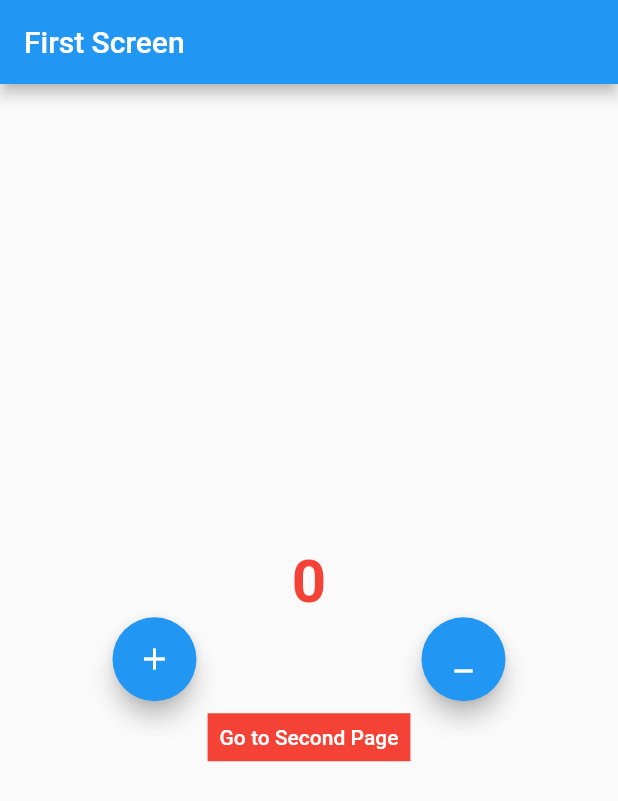
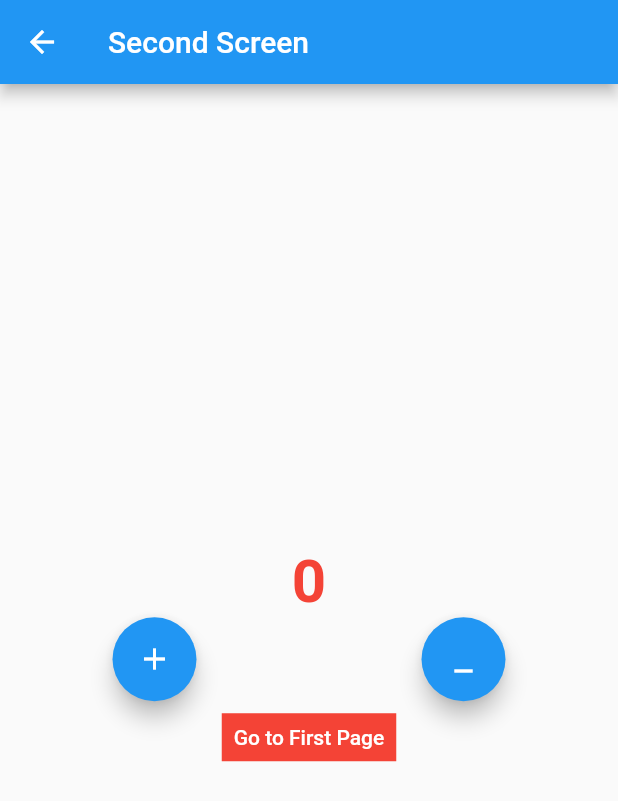
Before and after one commit to hadiuzzaman524/Flutter-BLOC-, a Flutter app: the screen it shows after launch, after a tap on the "add" icon, after a tap on the "minimize" icon, after a tap on "Go to Second Page", on a phone screen of 412 x 824 dp. Shown: the top 801 px of the screen. Run offline on Flutter 3.47's test engine with Material 2 defaults, Android fonts, the phone set to English and light mode, and no system bars; our stand-ins replace bloc, flutter_bloc.

Commit message:
learn about BlocProvider.value

```diff
--- a/bloc_with_multi_screen/lib/presentation/screens/first_screen.dart
+++ b/bloc_with_multi_screen/lib/presentation/screens/first_screen.dart
@@ -1,4 +1,5 @@
 import 'package:bloc_with_multi_screen/business_logic/cubit/counter_cubit.dart';
+import 'package:bloc_with_multi_screen/presentation/screens/second_screen.dart';
 import 'package:flutter/material.dart';
 import 'package:flutter_bloc/flutter_bloc.dart';
 
@@ -13,10 +14,12 @@ class HomePage extends StatelessWidget {
       ),
       body: BlocListener<CounterCubit, CounterState>(
         listener: (context, state) {
-          if(state.isPlush){
-            Scaffold.of(context).showSnackBar(SnackBar(content: Text("Increment: ${state.counter}")));
-          }else{
-            Scaffold.of(context).showSnackBar(SnackBar(content: Text("Decrement: ${state.counter}")));
+          if (state.isPlush) {
+            Scaffold.of(context).showSnackBar(
+                SnackBar(content: Text("Increment: ${state.counter}")));
+          } else {
+            Scaffold.of(context).showSnackBar(
+                SnackBar(content: Text("Decrement: ${state.counter}")));
           }
         },
         child: Container(
@@ -40,12 +43,14 @@ class HomePage extends StatelessWidget {
                 mainAxisAlignment: MainAxisAlignment.spaceAround,
                 children: [
                   FloatingActionButton(
+                    heroTag: "button1",
                     onPressed: () {
                       BlocProvider.of<CounterCubit>(context).increment();
                     },
                     child: Icon(Icons.add),
                   ),
                   FloatingActionButton(
+                    heroTag: "button2",
                     onPressed: () {
                       BlocProvider.of<CounterCubit>(context).decrement();
                     },
@@ -54,7 +59,15 @@ class HomePage extends StatelessWidget {
                 ],
               ),
               MaterialButton(
-                onPressed: () {},
+                onPressed: () {
+                  Navigator.push(context, MaterialPageRoute(
+                      builder: (ctx) =>
+                          BlocProvider.value(
+                            value: BlocProvider.of<CounterCubit>(context),
+                            child: SecondPage(),
+                          )
+                  ));
+                },
                 child: Container(color: Colors.red, child: Padding(
                   padding: const EdgeInsets.all(8.0),
                   child: Text(
--- a/bloc_with_multi_screen/lib/presentation/screens/second_screen.dart
+++ b/bloc_with_multi_screen/lib/presentation/screens/second_screen.dart
@@ -1,7 +1,10 @@
+import 'package:bloc_with_multi_screen/business_logic/cubit/counter_cubit.dart';
+import 'package:bloc_with_multi_screen/presentation/screens/first_screen.dart';
 import 'package:flutter/material.dart';
+import 'package:flutter_bloc/flutter_bloc.dart';
 
-class HomePage extends StatelessWidget {
-  const HomePage({Key? key}) : super(key: key);
+
+class SecondPage extends StatelessWidget {
 
   @override
   Widget build(BuildContext context) {
@@ -9,40 +12,69 @@ class HomePage extends StatelessWidget {
       appBar: AppBar(
         title: Text("Second Screen"),
       ),
-      body: Container(
+      body: BlocListener<CounterCubit, CounterState>(
+        listener: (context, state) {
+          if(state.isPlush){
+            Scaffold.of(context).showSnackBar(SnackBar(content: Text("Increment: ${state.counter}")));
+          }else{
+            Scaffold.of(context).showSnackBar(SnackBar(content: Text("Decrement: ${state.counter}")));
+          }
+        },
+        child: Container(
           child: Column(
+            crossAxisAlignment: CrossAxisAlignment.center,
             mainAxisAlignment: MainAxisAlignment.center,
             children: [
-            Text(
-              "1",
+              BlocBuilder<CounterCubit, CounterState>(
+                builder: (context, state) {
+                  return Text(
+                    "${state.counter}",
                     style: TextStyle(
                       fontSize: 40,
                       color: Colors.red,
                       fontWeight: FontWeight.bold,
                     ),
+                  );
+                },
               ),
               Row(
                 mainAxisAlignment: MainAxisAlignment.spaceAround,
                 children: [
                   FloatingActionButton(
-                  onPressed: () {},
+                    heroTag: "button3",
+                    onPressed: () {
+                      BlocProvider.of<CounterCubit>(context).increment();
+                    },
                     child: Icon(Icons.add),
                   ),
                   FloatingActionButton(
-                  onPressed: () {},
+                    heroTag: "button4",
+                    onPressed: () {
+                      BlocProvider.of<CounterCubit>(context).decrement();
+                    },
                     child: Icon(Icons.minimize),
                   ),
                 ],
               ),
               MaterialButton(
-              onPressed: () {},
-              child: Container(child: Padding(
+                onPressed: () {
+                  Navigator.push(context, MaterialPageRoute(
+                      builder: (ctx) =>
+                          BlocProvider.value(
+                            value: BlocProvider.of<CounterCubit>(context),
+                            child: HomePage(),
+                          )
+                  ));
+                },
+                child: Container(color: Colors.red, child: Padding(
                   padding: const EdgeInsets.all(8.0),
-                child: Text("Go to First Page"),
-              ),
-              color: Colors.purple,),
+                  child: Text(
+                    "Go to First Page",
+                    style: TextStyle(color: Colors.white),),
+                )),
               ),
             ],
+          ),
         ),
       ),
     );
```
Lines whose indentation alone changed are shown as unchanged.
